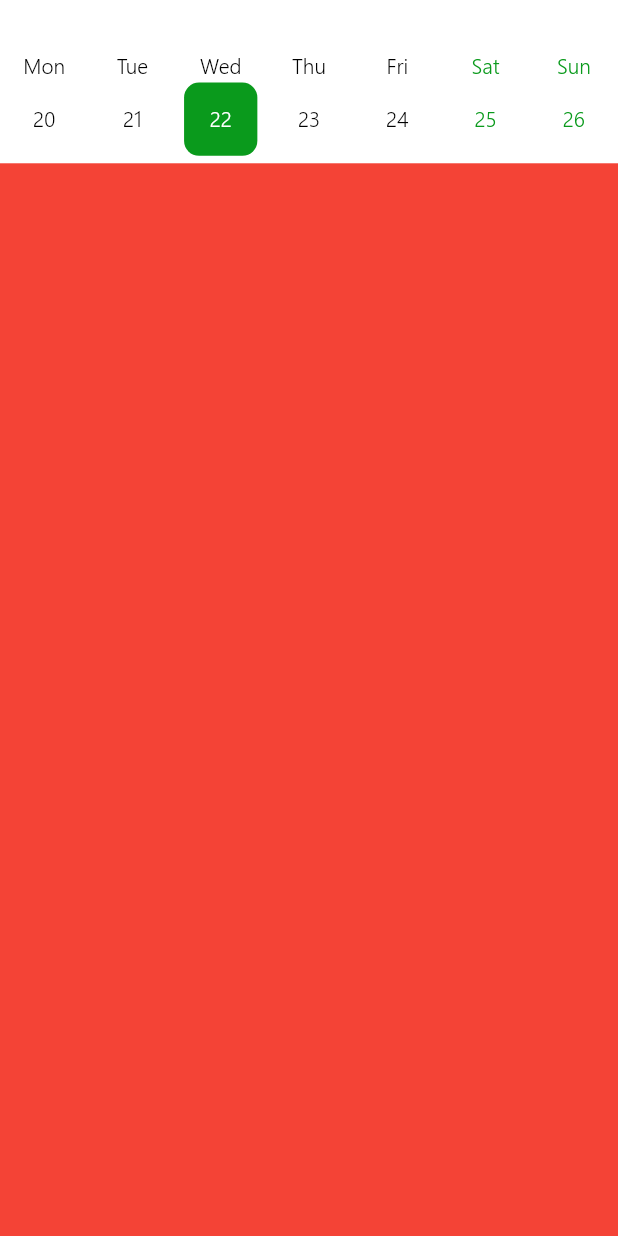
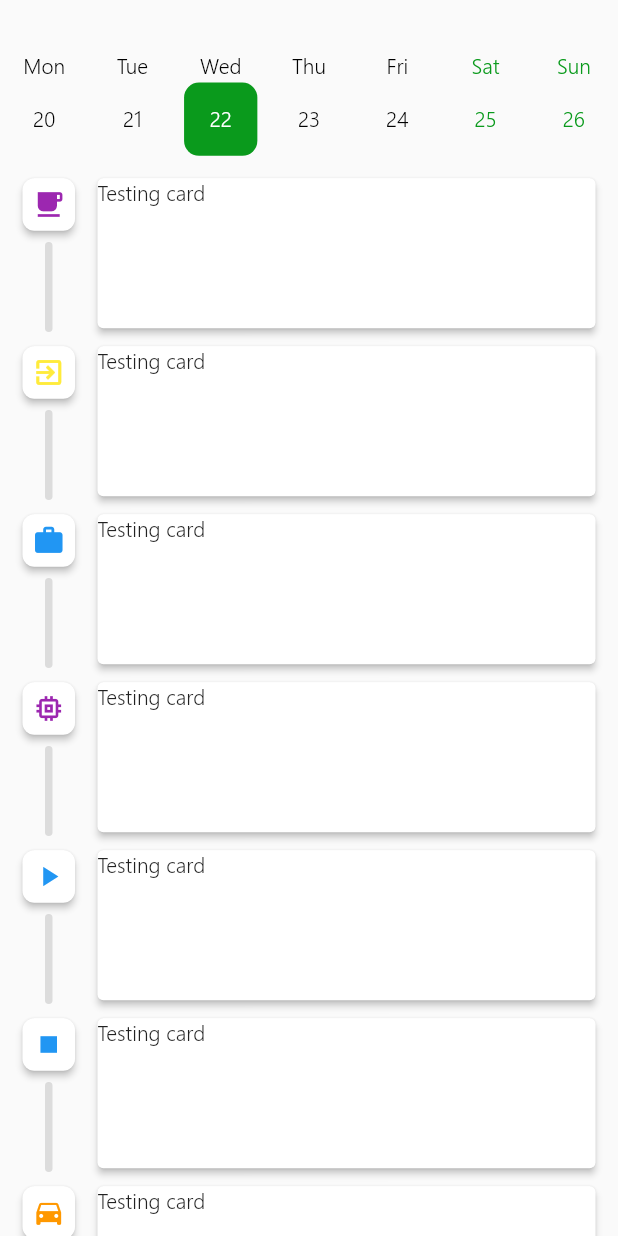
Before and after one commit to MioOgbeni/8Time, a Flutter app: the TimelineScreen screen opened by its route, on a phone screen of 412 x 824 dp. Run offline on Flutter 3.47's test engine with Material 2 defaults, Android fonts, the phone set to English and light mode, and no system bars; drawn by our look-alikes of table_calendar; our stand-ins replace bloc, cached_network_image, cloud_firestore, equatable, firebase_auth, flutter_bloc and 7 more; accounts and stored records are empty.

Commit message:
Timeline implemented + bug fix

```diff
--- a/lib/pages/main/sliding_up_panel/activities/activities_list.dart
+++ b/lib/pages/main/sliding_up_panel/activities/activities_list.dart
@@ -52,6 +52,7 @@
               Card(
                 key: ValueKey(item),
                 child: ListTile(
+                    key: ValueKey(item),
                     onTap: () {},
                     enabled: true,
                     contentPadding: EdgeInsets.only(left: 10.0),
--- a/lib/pages/main/sliding_up_panel/activities/activityEditForm.dart
+++ b/lib/pages/main/sliding_up_panel/activities/activityEditForm.dart
@@ -113,22 +113,16 @@
                 ),
                 actions: <Widget>[
                   Visibility(
-                    child: Material(
-                      child: InkWell(
-                          onTap: () async {
+                    child: IconButton(
+                      padding: EdgeInsets.only(right: 7),
+                      icon: Icon(Icons.delete, color: Colors.black),
+                      onPressed: () async {
                         final ConfirmAction action =
                         await _deleteAlert(context);
                         if (action == ConfirmAction.ACCEPT) {
                           Navigator.of(context).pop();
                         }
                       },
-                          child: Container(
-                            width: 55,
-                            child: Icon(
-                              Icons.delete,
-                              color: Colors.black,
-                            ),
-                          )),
                     ),
                     visible: widget.editActivity != null ? true : false,
                   ),
--- a/lib/pages/main/sliding_up_panel/sliding_up_panel.dart
+++ b/lib/pages/main/sliding_up_panel/sliding_up_panel.dart
@@ -46,27 +46,20 @@
               ],
             ),
             actions: <Widget>[
-              Material(
-                child: InkWell(
-                    onTap: () {
+              IconButton(
+                padding: EdgeInsets.only(right: 7),
+                icon: Icon(Icons.add, color: Colors.black),
+                onPressed: () {
                   Navigator.push(
                     context,
                     MaterialPageRoute(
                         builder: (context) => ActivityEditForm()),
                   );
                 },
-                    child: Container(
-                      width: 55,
-                      child: Icon(
-                        Icons.add,
-                        color: Colors.black,
               ),
-                    )),
-              )
             ],
           ),
           body: Container(
-            color: Colors.white,
             child: BlocBuilder<ActivitiesBloc, ActivitiesState>(
               // ignore: missing_return
               builder: (context, state) {
--- /dev/null
+++ b/lib/pages/main/timeline/timeline.dart
@@ -0,0 +1,185 @@
+import 'package:flutter/material.dart';
+
+class Timeline extends StatelessWidget {
+  const Timeline({
+    @required this.children,
+    this.indicators,
+    this.isLeftAligned = true,
+    this.itemGap = 12.0,
+    this.gutterSpacing = 5.0,
+    this.padding = const EdgeInsets.all(8),
+    this.controller,
+    this.lineColor = Colors.grey,
+    this.physics,
+    this.shrinkWrap = true,
+    this.primary = false,
+    this.reverse = false,
+    this.indicatorSize = 30.0,
+    this.lineGap = 4.0,
+    this.indicatorColor = Colors.blue,
+    this.indicatorStyle = PaintingStyle.fill,
+    this.strokeCap = StrokeCap.butt,
+    this.strokeWidth = 2.0,
+    this.style = PaintingStyle.stroke,
+  })  : itemCount = children.length,
+        assert(itemGap >= 0),
+        assert(lineGap >= 0),
+        assert(indicators == null || children.length == indicators.length);
+
+  final List<Widget> children;
+  final double itemGap;
+  final double gutterSpacing;
+  final List<Widget> indicators;
+  final bool isLeftAligned;
+  final EdgeInsets padding;
+  final ScrollController controller;
+  final int itemCount;
+  final ScrollPhysics physics;
+  final bool shrinkWrap;
+  final bool primary;
+  final bool reverse;
+
+  final Color lineColor;
+  final double lineGap;
+  final double indicatorSize;
+  final Color indicatorColor;
+  final PaintingStyle indicatorStyle;
+  final StrokeCap strokeCap;
+  final double strokeWidth;
+  final PaintingStyle style;
+
+  @override
+  Widget build(BuildContext context) {
+    return ListView.separated(
+      padding: padding,
+      separatorBuilder: (_, __) => SizedBox(height: itemGap),
+      physics: physics,
+      shrinkWrap: shrinkWrap,
+      itemCount: itemCount,
+      controller: controller,
+      reverse: reverse,
+      primary: primary,
+      itemBuilder: (context, index) {
+        final child = children[index];
+
+        Widget indicator;
+        if (indicators != null) {
+          indicator = indicators[index];
+        }
+
+        final isFirst = index == 0;
+        final isLast = index == itemCount - 1;
+
+        final timelineTile = <Widget>[
+          CustomPaint(
+            foregroundPainter: _TimelinePainter(
+              hideDefaultIndicator: indicator != null,
+              lineColor: lineColor,
+              indicatorColor: indicatorColor,
+              indicatorSize: indicatorSize,
+              indicatorStyle: indicatorStyle,
+              isFirst: isFirst,
+              isLast: isLast,
+              lineGap: lineGap,
+              strokeCap: strokeCap,
+              strokeWidth: strokeWidth,
+              style: style,
+              itemGap: itemGap,
+            ),
+            child: Container(
+              alignment: Alignment.topLeft,
+              height: double.infinity,
+              width: indicatorSize,
+              child: SizedBox(
+                width: indicatorSize,
+                height: indicatorSize,
+                child: Card(
+                  shape: RoundedRectangleBorder(
+                    borderRadius: BorderRadius.circular(8.0),
+                  ),
+                  elevation: 2,
+                  color: Colors.white,
+                  margin: EdgeInsets.all(0),
+                  child: indicator,
+                ),
+              ),
+            ),
+          ),
+          SizedBox(width: gutterSpacing),
+          Expanded(child: child),
+        ];
+
+        return IntrinsicHeight(
+          child: Row(
+            mainAxisAlignment: MainAxisAlignment.start,
+            children:
+                isLeftAligned ? timelineTile : timelineTile.reversed.toList(),
+          ),
+        );
+      },
+    );
+  }
+}
+
+class _TimelinePainter extends CustomPainter {
+  _TimelinePainter({
+    @required this.hideDefaultIndicator,
+    @required this.indicatorColor,
+    @required this.indicatorStyle,
+    @required this.indicatorSize,
+    @required this.lineGap,
+    @required this.strokeCap,
+    @required this.strokeWidth,
+    @required this.style,
+    @required this.lineColor,
+    @required this.isFirst,
+    @required this.isLast,
+    @required this.itemGap,
+  })  : linePaint = Paint()
+          ..color = lineColor
+          ..strokeCap = strokeCap
+          ..strokeWidth = strokeWidth
+          ..style = style,
+        circlePaint = Paint()
+          ..color = indicatorColor
+          ..style = indicatorStyle;
+
+  final bool hideDefaultIndicator;
+  final Color indicatorColor;
+  final PaintingStyle indicatorStyle;
+  final double indicatorSize;
+  final double lineGap;
+  final StrokeCap strokeCap;
+  final double strokeWidth;
+  final PaintingStyle style;
+  final Color lineColor;
+  final Paint linePaint;
+  final Paint circlePaint;
+  final bool isFirst;
+  final bool isLast;
+  final double itemGap;
+
+  @override
+  void paint(Canvas canvas, Size size) {
+    final indicatorRadius = indicatorSize / 2;
+    final indicatorMargin = indicatorRadius + indicatorRadius;
+
+    final bottom = size.bottomLeft(Offset(indicatorRadius, 0.0));
+    final centerBottom = size.topLeft(
+      Offset(indicatorRadius, indicatorMargin + 10.0),
+    );
+
+    if (!isLast) canvas.drawLine(centerBottom, bottom, linePaint);
+
+    if (!hideDefaultIndicator) {
+      final Offset offsetCenter = size.centerLeft(Offset(indicatorRadius, 0));
+
+      canvas.drawCircle(offsetCenter, indicatorRadius, circlePaint);
+    }
+  }
+
+  @override
+  bool shouldRepaint(CustomPainter oldDelegate) {
+    return false;
+  }
+}
--- a/lib/pages/main/timeline/timeline_screen.dart
+++ b/lib/pages/main/timeline/timeline_screen.dart
@@ -1,4 +1,7 @@
+import 'dart:math';
+
 import 'package:eighttime/main.dart';
+import 'package:eighttime/pages/main/timeline/timeline.dart';
 import 'package:flutter/cupertino.dart';
 import 'package:flutter/material.dart';
 import 'package:table_calendar/table_calendar.dart';
@@ -36,7 +39,6 @@
   @override
   Widget build(BuildContext context) {
     return Scaffold(
-      backgroundColor: Colors.white,
       body: Center(
         child: Column(
           mainAxisAlignment: MainAxisAlignment.start,
@@ -97,8 +99,15 @@
                       .copyWith(color: primaryColor.withOpacity(0.26))),
             ),
             Expanded(
-              child: Container(
-                color: Colors.red,
+              child: Timeline(
+                  children: getTileWidgets(10),
+                  lineColor: Colors.black12,
+                  strokeWidth: 5,
+                  strokeCap: StrokeCap.round,
+                  primary: true,
+                  indicatorSize: 35,
+                  padding: EdgeInsets.symmetric(horizontal: 15, vertical: 10),
+                  indicators: getIndicatorWidgets(10)
               ),
             )
           ],
@@ -106,4 +115,51 @@
       ),
     );
   }
+
+  List<Widget> getIndicatorWidgets(int length) {
+    final List<IconData> iconData = <IconData>[
+      Icons.play_arrow,
+      Icons.stop,
+      Icons.pause,
+      Icons.work,
+      Icons.memory,
+      Icons.exit_to_app,
+      Icons.directions_car,
+      Icons.free_breakfast,
+      Icons.developer_mode
+    ];
+    final List<Color> colorData = <Color>[
+      errorColor,
+      primaryColor,
+      Colors.blue,
+      Colors.yellow,
+      Colors.orange,
+      Colors.purple
+    ];
+    final Random r = Random();
+
+    List<Widget> list = new List<Widget>();
+    for (var i = 0; i < length; i++) {
+      list.add(Icon(iconData[r.nextInt(iconData.length)], size: 22,
+          color: colorData[r.nextInt(colorData.length)]));
+    }
+    return list;
+  }
+
+  List<Widget> getTileWidgets(int length) {
+    List<Widget> list = new List<Widget>();
+    for (var i = 0; i < length; i++) {
+      list.add(Card(
+        elevation: 2,
+        color: Colors.white,
+        child: Container(
+          height: 100,
+          width: double.infinity,
+          child: Text("Testing card"),
+        ),
+        margin: EdgeInsets.only(left: 10),
+      ));
+    }
+    return list;
+  }
 }
--- a/pubspec.yaml
+++ b/pubspec.yaml
@@ -46,6 +46,7 @@
   cached_network_image: ^2.1.0+1
   table_calendar: ^2.2.3
   hive: ^1.4.1+1
+  random_color: ^1.0.5
 
 dev_dependencies:
   flutter_test:
```
Also changed, not shown: pubspec.lock. Lines whose indentation alone changed are shown as unchanged.
